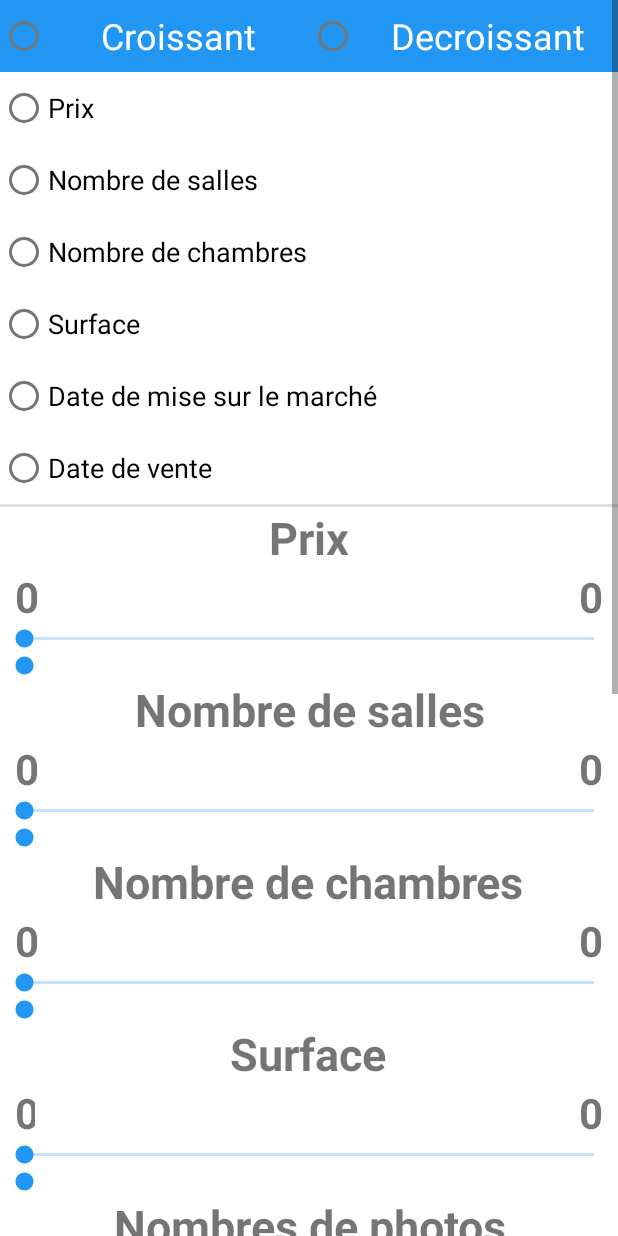
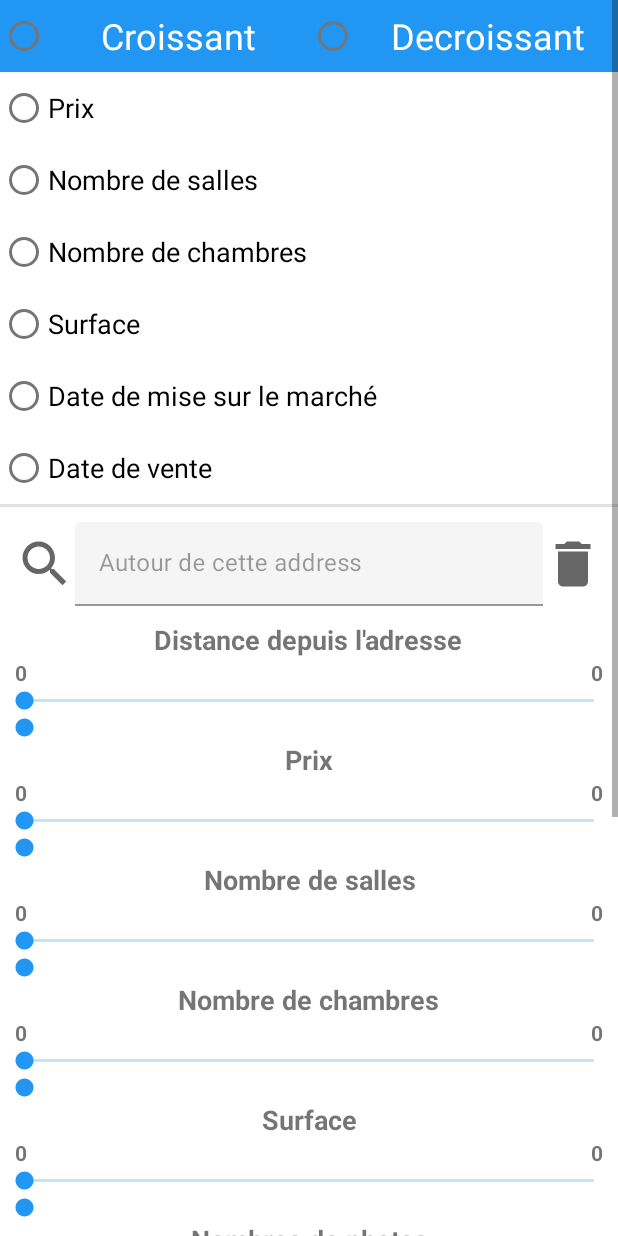
Before and after one commit to Doschembeck/OpenClassRooms_Projet-9, an Android app: the ParameterActivity screen opened directly, with no data from a screen before it, on a phone screen of 412 x 824 dp. Run offline under Robolectric (Android 15) with nearby library versions, the phone set to English and light mode, and no system bars; our stand-ins replace Room's generated code; 1 statement that could not run was skipped.

Commit message:
Clean Filter

```diff
--- a/RealEstateManager/app/src/main/java/com/openclassrooms/realestatemanager/model/Parameter.java
+++ b/RealEstateManager/app/src/main/java/com/openclassrooms/realestatemanager/model/Parameter.java
@@ -8,6 +8,8 @@ import androidx.sqlite.db.SimpleSQLiteQuery;
 
 import com.google.android.gms.maps.model.LatLng;
 import com.openclassrooms.realestatemanager.utils.Constants;
+
+import java.util.ArrayList;
 
 public class Parameter implements Parcelable {
 
--- a/RealEstateManager/app/src/main/java/com/openclassrooms/realestatemanager/ui/activities/DetailsActivity.java
+++ b/RealEstateManager/app/src/main/java/com/openclassrooms/realestatemanager/ui/activities/DetailsActivity.java
@@ -270,7 +270,6 @@ public class DetailsActivity extends AppCompatActivity {
 
             case R.id.menu_details_activity_toolbar_editproperty :
 
-                //todo à améliorer envoyer la property actuel
                 startActivity(new Intent(this, EditPropertyActivity.class)
                         .putExtra("property", mCurrentProperty)
                 );
--- a/RealEstateManager/app/src/main/java/com/openclassrooms/realestatemanager/ui/activities/ParameterActivity.java
+++ b/RealEstateManager/app/src/main/java/com/openclassrooms/realestatemanager/ui/activities/ParameterActivity.java
@@ -2,6 +2,7 @@ package com.openclassrooms.realestatemanager.ui.activities;
 
 import androidx.annotation.Nullable;
 import androidx.appcompat.app.AppCompatActivity;
+import androidx.lifecycle.Observer;
 import androidx.lifecycle.ViewModelProviders;
 
 import android.app.Activity;
@@ -61,11 +62,19 @@ public class ParameterActivity extends AppCompatActivity {
 
         // LISTENERS
         mBinding.activityParameterButtonFilter.setOnClickListener(this::onClickFilterProperty);
-        mBinding.activityParameterButtonAddress.setOnClickListener(this::startAutoComplete);
+        mBinding.activityParameterImageviewAddress.setOnClickListener(this::startAutoComplete);
+        mBinding.activityParameterImageviewAddressdelete.setOnClickListener(view -> {
+            mBinding.activityParameterEdittextAddress.setText("");
+            mAddress = null;
+        });
         mBinding.activityParameterImageviewCreatedatmin.setOnClickListener(v -> ActivityUtils.createDatePickerDialog(this, mBinding.activityParameterEdittextCreatedatmin));
         mBinding.activityParameterImageviewCreatedatmax.setOnClickListener(v -> ActivityUtils.createDatePickerDialog(this, mBinding.activityParameterEdittextCreatedatmax));
         mBinding.activityParameterImageviewDateofsalemin.setOnClickListener(v -> ActivityUtils.createDatePickerDialog(this, mBinding.activityParameterEdittextDateofsalemin));
         mBinding.activityParameterImageviewDateofsalemax.setOnClickListener(v -> ActivityUtils.createDatePickerDialog(this, mBinding.activityParameterEdittextDateofsalemax));
+        mBinding.activityParameterButtonRemovedate.setOnClickListener(view -> {
+            mBinding.activityParameterEdittextCreatedatmin.setText("");
+            mBinding.activityParameterEdittextCreatedatmax.setText("");
+        });
         mBinding.activityParameterRadiobuttonSold.setOnCheckedChangeListener((compoundButton, b) -> {
             if (b){
                 mBinding.activityParameterLinearlayoutDateofsale.setVisibility(View.VISIBLE);
@@ -331,6 +340,12 @@ public class ParameterActivity extends AppCompatActivity {
 
     private void updateUI(Parameter parameter) {
 
+        if (parameter.getListNearbyPOI() != null){
+            for (long id : parameter.getListNearbyPOI()){
+                mViewModel.getNearbyPOI(id).observe(this, nearbyPOI -> selectedNearbyPOI.add(nearbyPOI));
+            }
+        }
+
         if(parameter.getLatitude() != 999999999.0 && parameter.getLongitude() != 999999999.0){
             getAddress(parameter.getLatitude(), parameter.getLongitude());
         }
@@ -398,8 +413,6 @@ public class ParameterActivity extends AppCompatActivity {
                 mBinding.activityParameterRadiobuttonNbofbedrooms.setChecked(true);
                 break;
         }
-
-        //todo actualiser les nearbyPOI
 
         switch (parameter.getSold()){
             case 0:
--- a/RealEstateManager/app/src/main/java/com/openclassrooms/realestatemanager/ui/fragments/AddingPicture/AddingPicturesFragment.java
+++ b/RealEstateManager/app/src/main/java/com/openclassrooms/realestatemanager/ui/fragments/AddingPicture/AddingPicturesFragment.java
@@ -74,7 +74,7 @@ public class AddingPicturesFragment extends Fragment implements AddingPicturesAd
     private void configureOnClickRecyclerView(){
         ItemClickSupport.addTo(binding.fragmentAddingpicturesRecyclerView, R.layout.fragment_addingpictures_item)
                 .setOnItemClickListener((recyclerView, position, v) -> {
-                    //todo
+                    //todo BONUS gerer la selection de la main picture
                     String picture = mAdapter.getPicture(position).getUrlPicture();
                     Toast.makeText(getContext(), "You clicked on Picture : "+ picture, Toast.LENGTH_SHORT).show();
 
--- /dev/null
+++ b/RealEstateManager/app/src/main/res/drawable/ic_baseline_delete_24.xml
@@ -0,0 +1,10 @@
+<vector xmlns:android="http://schemas.android.com/apk/res/android"
+    android:width="24dp"
+    android:height="24dp"
+    android:viewportWidth="24"
+    android:viewportHeight="24"
+    android:tint="?attr/colorControlNormal">
+  <path
+      android:fillColor="@android:color/white"
+      android:pathData="M6,19c0,1.1 0.9,2 2,2h8c1.1,0 2,-0.9 2,-2V7H6v12zM19,4h-3.5l-1,-1h-5l-1,1H5v2h14V4z"/>
+</vector>
--- a/RealEstateManager/app/src/main/res/layout/activity_parameter.xml
+++ b/RealEstateManager/app/src/main/res/layout/activity_parameter.xml
@@ -95,12 +95,108 @@
             android:layout_height="2dp"
             android:background="?android:attr/listDivider" />
 
-        <!--    NB OF PHOTOS     -->
+        <!--    Address     -->
+        <LinearLayout
+            android:layout_width="match_parent"
+            android:layout_height="wrap_content"
+            android:layout_margin="10dp"
+            android:orientation="horizontal">
+
+            <ImageView
+                android:id="@+id/activity_parameter_imageview_address"
+                android:layout_width="40dp"
+                android:layout_height="40dp"
+                android:layout_gravity="center"
+                android:src="@drawable/ic_baseline_search_24"/>
+
+            <com.google.android.material.textfield.TextInputLayout
+                android:layout_width="0dp"
+                android:layout_weight="1"
+                android:layout_height="wrap_content"
+                android:enabled="false"
+                android:orientation="horizontal">
+
+                <com.google.android.material.textfield.TextInputEditText
+                    android:id="@+id/activity_parameter_edittext_address"
+                    android:layout_width="match_parent"
+                    android:layout_height="wrap_content"
+                    android:hint="Autour de cette address"/>
+            </com.google.android.material.textfield.TextInputLayout>
+
+            <ImageView
+                android:id="@+id/activity_parameter_imageview_addressdelete"
+                android:layout_width="40dp"
+                android:layout_height="40dp"
+                android:layout_gravity="center"
+                android:src="@drawable/ic_baseline_delete_24"/>
+        </LinearLayout>
+
+        <TextView
+            android:layout_width="wrap_content"
+            android:layout_height="wrap_content"
+            android:textSize="18sp"
+            android:gravity="center"
+            android:textStyle="bold"
+            android:layout_gravity="center"
+            android:text="Distance depuis l'adresse"/>
+
+        <LinearLayout
+            android:layout_width="match_parent"
+            android:layout_height="wrap_content"
+            android:orientation="horizontal">
+
+            <TextView
+                android:id="@+id/activity_parameter_textview_distanceaddress_min"
+                android:layout_width="wrap_content"
+                android:layout_height="wrap_content"
+                android:layout_marginHorizontal="10dp"
+                android:textStyle="bold"
+                android:textSize="14sp"
+                android:text="0"/>
+
+            <TextView
+                android:layout_width="0dp"
+                android:layout_height="wrap_content"
+                android:layout_weight="1"/>
+
+            <TextView
+                android:id="@+id/activity_parameter_textview_distanceaddress_max"
+                android:layout_width="wrap_content"
+                android:layout_height="wrap_content"
+                android:layout_marginHorizontal="10dp"
+                android:textStyle="bold"
+                android:textSize="14sp"
+                android:text="0"/>
+        </LinearLayout>
+
+        <LinearLayout
+            android:layout_width="match_parent"
+            android:layout_height="wrap_content"
+            android:orientation="vertical">
+
+            <SeekBar
+                android:id="@+id/activity_parameter_seekbar_distanceaddress_min"
+                android:layout_width="match_parent"
+                android:layout_height="wrap_content"
+                android:max="100"
+                android:progressBackgroundTint="#2196F3"
+                android:progressTint="#ffff"
+                android:thumbTint="#2196F3" />
+
+            <SeekBar
+                android:id="@+id/activity_parameter_seekbar_distanceaddress_max"
+                android:layout_width="match_parent"
+                android:layout_height="wrap_content"
+                android:thumbTint="#2196F3"
+                android:progressTint="#2196F3"
+                android:progressBackgroundTint="#ffff"
+                android:max="100"/>
+        </LinearLayout>
 
         <TextView
             android:layout_width="match_parent"
             android:layout_height="wrap_content"
-            android:textSize="30sp"
+            android:textSize="18sp"
             android:gravity="center"
             android:textStyle="bold"
             android:layout_gravity="center"
@@ -119,7 +215,7 @@
                 android:layout_height="wrap_content"
                 android:layout_marginHorizontal="10dp"
                 android:textStyle="bold"
-                android:textSize="28sp"
+                android:textSize="14sp"
                 android:text="0"/>
 
             <TextView
@@ -133,7 +229,7 @@
                 android:layout_height="wrap_content"
                 android:layout_marginHorizontal="10dp"
                 android:textStyle="bold"
-                android:textSize="28sp"
+                android:textSize="14sp"
                 android:text="0"/>
         </LinearLayout>
 
@@ -165,7 +261,7 @@
         <TextView
             android:layout_width="wrap_content"
             android:layout_height="wrap_content"
-            android:textSize="30sp"
+            android:textSize="18sp"
             android:gravity="center"
             android:textStyle="bold"
             android:layout_gravity="center"
@@ -182,7 +278,7 @@
                 android:layout_height="wrap_content"
                 android:layout_marginHorizontal="10dp"
                 android:textStyle="bold"
-                android:textSize="28sp"
+                android:textSize="14sp"
                 android:text="0"/>
 
             <TextView
@@ -196,7 +292,7 @@
                 android:layout_height="wrap_content"
                 android:layout_marginHorizontal="10dp"
                 android:textStyle="bold"
-                android:textSize="28sp"
+                android:textSize="14sp"
                 android:text="0"/>
         </LinearLayout>
 
@@ -228,7 +324,7 @@
         <TextView
             android:layout_width="wrap_content"
             android:layout_height="wrap_content"
-            android:textSize="30sp"
+            android:textSize="18sp"
             android:gravity="center"
             android:textStyle="bold"
             android:layout_gravity="center"
@@ -245,7 +341,7 @@
                 android:layout_height="wrap_content"
                 android:layout_marginHorizontal="10dp"
                 android:textStyle="bold"
-                android:textSize="28sp"
+                android:textSize="14sp"
                 android:text="0"/>
 
            <TextView
@@ -259,7 +355,7 @@
                 android:layout_height="wrap_content"
                 android:layout_marginHorizontal="10dp"
                 android:textStyle="bold"
-                android:textSize="28sp"
+                android:textSize="14sp"
                 android:text="0"/>
         </LinearLayout>
 
@@ -291,7 +387,7 @@
         <TextView
             android:layout_width="wrap_content"
             android:layout_height="wrap_content"
-            android:textSize="30sp"
+            android:textSize="18sp"
             android:gravity="center"
             android:textStyle="bold"
             android:layout_gravity="center"
@@ -304,11 +400,11 @@
 
             <TextView
                 android:id="@+id/activity_parameter_textview_areamin"
-                android:layout_width="13dp"
+                android:layout_width="wrap_content"
                 android:layout_height="wrap_content"
                 android:layout_marginHorizontal="10dp"
                 android:text="0"
-                android:textSize="28sp"
+                android:textSize="14sp"
                 android:textStyle="bold" />
 
             <TextView
@@ -322,7 +418,7 @@
                 android:layout_height="wrap_content"
                 android:layout_marginHorizontal="10dp"
                 android:textStyle="bold"
-                android:textSize="28sp"
+                android:textSize="14sp"
                 android:text="0"/>
         </LinearLayout>
 
@@ -338,7 +434,7 @@
                 android:progressBackgroundTint="#2196F3"
                 android:thumbTint="#2196F3"
                 android:progressTint="#ffff"
-                android:max="100"/>
+                android:max="500"/>
 
             <SeekBar
                 android:id="@+id/activity_parameter_seekbar_areaMax"
@@ -346,6 +442,7 @@
                 android:layout_height="wrap_content"
                 android:thumbTint="#2196F3"
                 android:progressTint="#2196F3"
+                android:max="500"
                 android:progressBackgroundTint="#ffff"/>
         </LinearLayout>
 
@@ -353,7 +450,7 @@
         <TextView
             android:layout_width="wrap_content"
             android:layout_height="wrap_content"
-            android:textSize="30sp"
+            android:textSize="18sp"
             android:gravity="center"
             android:textStyle="bold"
             android:layout_gravity="center"
@@ -370,7 +467,7 @@
                 android:layout_height="wrap_content"
                 android:layout_marginHorizontal="10dp"
                 android:textStyle="bold"
-                android:textSize="28sp"
+                android:textSize="14sp"
                 android:text="0"/>
 
            <TextView
@@ -384,7 +481,7 @@
                 android:layout_height="wrap_content"
                 android:layout_marginHorizontal="10dp"
                 android:textStyle="bold"
-                android:textSize="28sp"
+                android:textSize="14sp"
                 android:text="0"/>
         </LinearLayout>
 
@@ -418,19 +515,19 @@
             android:layout_height="wrap_content"
             android:text="Mise sur le marché"
             android:textAlignment="center"
-            android:textSize="22sp"
+            android:textSize="18sp"
             android:textStyle="bold"/>
 
         <LinearLayout
             android:layout_width="match_parent"
             android:layout_height="wrap_content"
-            android:layout_margin="10dp">
+            android:layout_marginTop="10dp">
 
             <!--    Created Date minimum     -->
             <ImageView
                 android:id="@+id/activity_parameter_imageview_createdatmin"
-                android:layout_width="50dp"
-                android:layout_height="50dp"
+                android:layout_width="40dp"
+                android:layout_height="40dp"
                 android:layout_gravity="center"
                 android:background="@drawable/ic_baseline_date_range_24"/>
 
@@ -452,8 +549,8 @@
             <!--    Created Date maximum     -->
             <ImageView
                 android:id="@+id/activity_parameter_imageview_createdatmax"
-                android:layout_width="50dp"
-                android:layout_height="50dp"
+                android:layout_width="40dp"
+                android:layout_height="40dp"
                 android:layout_gravity="center"
                 android:background="@drawable/ic_baseline_date_range_24"/>
 
@@ -472,94 +569,21 @@
             </com.google.android.material.textfield.TextInputLayout>
         </LinearLayout>
 
-        <!--    Address     -->
         <Button
-            android:id="@+id/activity_parameter_button_address"
+            android:id="@+id/activity_parameter_button_removedate"
             android:layout_width="match_parent"
             android:layout_height="wrap_content"
-            android:text="Selectionner un lieu de reference"/>
-
-        <com.google.android.material.textfield.TextInputLayout
-            android:layout_width="match_parent"
-            android:layout_height="wrap_content"
-            android:enabled="false"
-            android:orientation="horizontal">
-
-            <com.google.android.material.textfield.TextInputEditText
-                android:id="@+id/activity_parameter_edittext_address"
-                android:layout_width="match_parent"
-                android:layout_height="wrap_content"
-                android:hint="Autour de cette address"/>
-        </com.google.android.material.textfield.TextInputLayout>
-
-        <TextView
-            android:layout_width="wrap_content"
-            android:layout_height="wrap_content"
-            android:textSize="30sp"
+            android:layout_marginHorizontal="10dp"
+            android:layout_gravity="center"
             android:gravity="center"
-            android:textStyle="bold"
-            android:layout_gravity="center"
-            android:text="Distance depuis l'adresse"/>
-
-        <LinearLayout
-            android:layout_width="match_parent"
-            android:layout_height="wrap_content"
-            android:orientation="horizontal">
-
-            <TextView
-                android:id="@+id/activity_parameter_textview_distanceaddress_min"
-                android:layout_width="wrap_content"
-                android:layout_height="wrap_content"
-                android:layout_marginHorizontal="10dp"
-                android:textStyle="bold"
-                android:textSize="28sp"
-                android:text="0"/>
-
-            <TextView
-                android:layout_width="0dp"
-                android:layout_height="wrap_content"
-                android:layout_weight="1"/>
-
-            <TextView
-                android:id="@+id/activity_parameter_textview_distanceaddress_max"
-                android:layout_width="wrap_content"
-                android:layout_height="wrap_content"
-                android:layout_marginHorizontal="10dp"
-                android:textStyle="bold"
-                android:textSize="28sp"
-                android:text="0"/>
-        </LinearLayout>
-
-        <LinearLayout
-            android:layout_width="match_parent"
-            android:layout_height="wrap_content"
-            android:orientation="vertical">
-
-            <SeekBar
-                android:id="@+id/activity_parameter_seekbar_distanceaddress_min"
-                android:layout_width="match_parent"
-                android:layout_height="wrap_content"
-                android:max="100"
-                android:progressBackgroundTint="#2196F3"
-                android:progressTint="#ffff"
-                android:thumbTint="#2196F3" />
-
-            <SeekBar
-                android:id="@+id/activity_parameter_seekbar_distanceaddress_max"
-                android:layout_width="match_parent"
-                android:layout_height="wrap_content"
-                android:thumbTint="#2196F3"
-                android:progressTint="#2196F3"
-                android:progressBackgroundTint="#ffff"
-                android:max="100"/>
-        </LinearLayout>
+            android:text="Supprimer les dates"/>
 
         <TextView
             android:layout_width="match_parent"
             android:layout_height="wrap_content"
             android:textAlignment="center"
             android:textStyle="bold"
-            android:textSize="22sp"
+            android:textSize="18sp"
             android:text="A proximité de :"
             android:gravity="center_horizontal" />
 
@@ -591,7 +615,7 @@
             android:gravity="center"
             android:text="Affiché les propriétés:"
             android:textStyle="bold"
-            android:textSize="28sp"/>
+            android:textSize="18sp"/>
 
         <RadioGroup
             android:layout_width="match_parent"
@@ -605,21 +629,21 @@
                 android:layout_width="wrap_content"
                 android:layout_height="wrap_content"
                 android:text="Vendu"
-                android:textSize="22sp"/>
+                android:textSize="18sp"/>
 
             <RadioButton
                 android:id="@+id/activity_parameter_radiobutton_available"
                 android:layout_width="wrap_content"
                 android:layout_height="wrap_content"
                 android:text="Disponnible"
-                android:textSize="22sp"/>
+                android:textSize="18sp"/>
             <RadioButton
                 android:id="@+id/activity_parameter_radiobutton_all"
                 android:layout_width="wrap_content"
                 android:layout_height="wrap_content"
                 android:checked="true"
                 android:text="Tous"
-                android:textSize="22sp"/>
+                android:textSize="18sp"/>
 
         </RadioGroup>
 
@@ -637,7 +661,7 @@
                 android:text="Date de vente"
                 android:layout_gravity="center"
                 android:gravity="center"
-                android:textSize="22sp"
+                android:textSize="18sp"
                 android:textStyle="bold"/>
 
             <LinearLayout
@@ -648,8 +672,8 @@
                 <!--    Date of sale minimum     -->
                 <ImageView
                     android:id="@+id/activity_parameter_imageview_dateofsalemin"
-                    android:layout_width="50dp"
-                    android:layout_height="50dp"
+                    android:layout_width="40dp"
+                    android:layout_height="40dp"
                     android:layout_gravity="center"
                     android:background="@drawable/ic_baseline_date_range_24"/>
 
@@ -671,8 +695,8 @@
                 <!--    Date of sale maximum     -->
                 <ImageView
                     android:id="@+id/activity_parameter_imageview_dateofsalemax"
-                    android:layout_width="50dp"
-                    android:layout_height="50dp"
+                    android:layout_width="40dp"
+                    android:layout_height="40dp"
                     android:layout_gravity="center"
                     android:background="@drawable/ic_baseline_date_range_24"/>
 
```
Also changed, not shown: RealEstateManager/app/src/main/java/com/openclassrooms/realestatemanager/TODOLIST.txt (+6 -4 lines), RealEstateManager/app/src/main/java/com/openclassrooms/realestatemanager/model/Property.java (+4 -4 lines), RealEstateManager/app/src/main/java/com/openclassrooms/realestatemanager/ui/activities/EditPropertyActivity.java (+27 -34 lines), RealEstateManager/app/src/main/java/com/openclassrooms/realestatemanager/ui/fragments/MapsFragment.java (+25 -12 lines), RealEstateManager/app/src/main/java/com/openclassrooms/realestatemanager/utils/Utils.java (+11 -4 lines), RealEstateManager/app/src/main/res/layout/activity_edit_property.xml (+17 -7 lines), RealEstateManager/app/src/main/res/layout/fragment_maps.xml (+14 -0 lines), RealEstateManager/app/src/main/java/com/openclassrooms/realestatemanager/ui/activities/MainActivity.java (line endings or trailing spaces), RealEstateManager/app/src/main/res/drawable/nonetwork.jpg (added).
